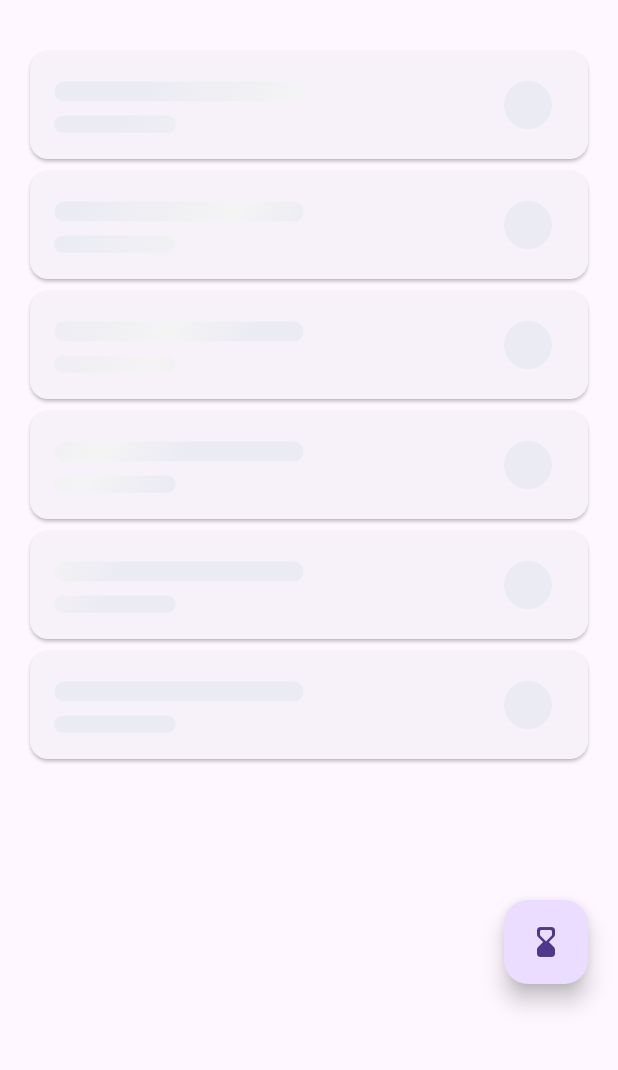
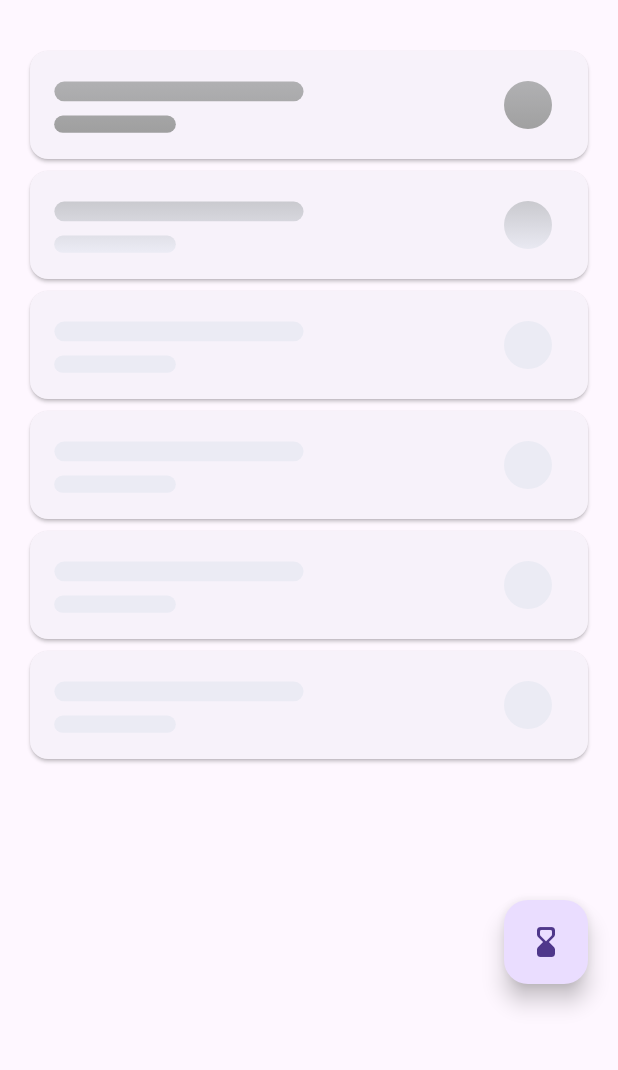
Before and after one commit to Milad-Akarie/skeletonizer, a Flutter app: the screen it shows after launch, on a phone screen of 412 x 824 dp, the part 63-1133 px from its top. Run offline on Flutter 3.47's test engine with Material 3 defaults, Android fonts, the phone set to English and light mode, and no system bars.

```diff
--- a/example/lib/main.dart
+++ b/example/lib/main.dart
@@ -55,6 +55,11 @@ class _SkeletonizerDemoPageState extends State<SkeletonizerDemoPage> {
       ),
       body: Skeletonizer(
         enabled: _enabled,
+        effect: const ShimmerEffect(
+          highlightColor: Colors.grey,
+          begin: AlignmentDirectional.topCenter,
+          end: AlignmentDirectional.bottomCenter,
+        ),
         child: ListView.builder(
           itemCount: 6,
           padding: const EdgeInsets.all(16),
--- a/lib/src/effects/shimmer_effect.dart
+++ b/lib/src/effects/shimmer_effect.dart
@@ -50,6 +50,9 @@ abstract class ShimmerEffect extends PaintingEffect {
 
   @override
   Paint createPaint(double t, Rect rect, TextDirection? textDirection) {
+    final beginX = begin.resolve(textDirection).x;
+    final endX = end.resolve(textDirection).x;
+    final isVertical = beginX == 0 && endX == 0;
     return Paint()
       ..shader = LinearGradient(
         colors: colors,
@@ -57,11 +60,9 @@ abstract class ShimmerEffect extends PaintingEffect {
         begin: begin,
         end: end,
         tileMode: tileMode,
-        transform: _SlidingGradientTransform(offset: t),
+        transform: _SlidingGradientTransform(offset: t, isVertical: isVertical),
       ).createShader(rect, textDirection: textDirection);
   }
-
-
 }
 
 class _ShimmerEffect extends ShimmerEffect {
@@ -157,25 +158,26 @@ class _RawShimmerEffect extends ShimmerEffect {
 
   @override
   int get hashCode =>
-      colors.hashCode ^
-      stops.hashCode ^
-      begin.hashCode ^
-      end.hashCode ^
-      tileMode.hashCode ^
-      duration.hashCode;
+      colors.hashCode ^ stops.hashCode ^ begin.hashCode ^ end.hashCode ^ tileMode.hashCode ^ duration.hashCode;
 }
 
 class _SlidingGradientTransform extends GradientTransform {
   const _SlidingGradientTransform({
     required this.offset,
+    required this.isVertical,
   });
 
+  final bool isVertical;
   final double offset;
 
   @override
   Matrix4? transform(Rect bounds, {TextDirection? textDirection}) {
-    final resolvedOffset =
-        textDirection == TextDirection.rtl ? -offset : offset;
+    final resolvedOffset = textDirection == TextDirection.rtl ? -offset : offset;
+
+    if (isVertical) {
+      return Matrix4.translationValues(0.0, bounds.height * resolvedOffset, 0.0);
+    }
+
     return Matrix4.translationValues(bounds.width * resolvedOffset, 0.0, 0.0);
   }
 }
```
Also changed, not shown: 2 other files.
